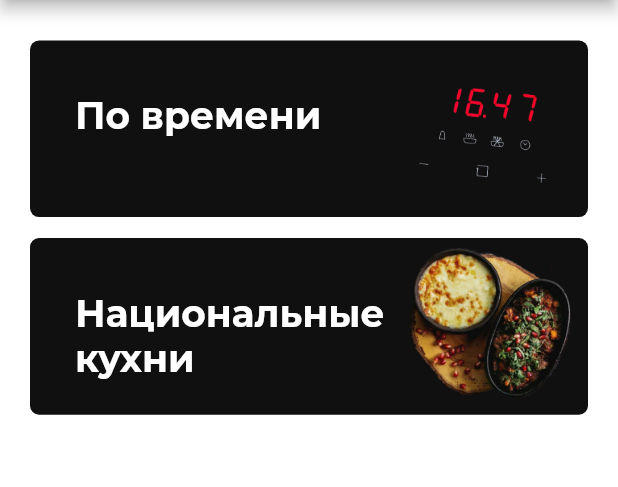
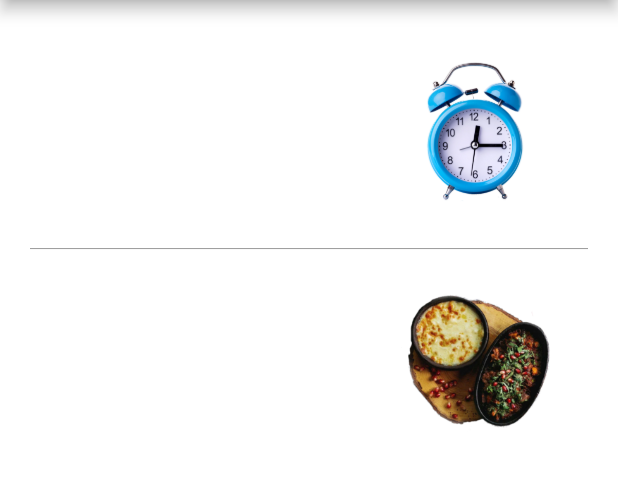
Before and after one commit to OlesiaPalchunova/voice-recipe, a Flutter app: the screen it shows after launch, in the side drawer, after a tap on "Подборки", on a phone screen of 412 x 824 dp, the part 84-571 px from its top. Run offline on Flutter 3.47's test engine with Material 2 defaults, Android fonts, the phone set to English and light mode, and no system bars; our stand-ins replace audioplayers, flutter_local_notifications, flutter_tts, shared_preferences, speech_to_text, timezone; project files that could hold a hidden picture were left out.

Commit message:
added better styles for sets

```diff
--- a/lib/components/sets/set_header_card.dart
+++ b/lib/components/sets/set_header_card.dart
@@ -82,7 +82,7 @@ class _SetHeaderCardState extends State<SetHeaderCard>
           child: Card(
                 color: Colors.white.withOpacity(0),
                 elevation: 0,
-                margin: const EdgeInsets.symmetric(vertical: 7),
+                margin: const EdgeInsets.symmetric(vertical: Config.margin),
                 child: Column(
                   children: [
                     Stack(children: [
@@ -92,7 +92,8 @@ class _SetHeaderCardState extends State<SetHeaderCard>
                           height: Config.pageHeight(context) / 7,
                           decoration: BoxDecoration(
                               borderRadius: BorderRadius.circular(Config.borderRadius),
-                              color: const Color(0xff101010),
+                              color: _isPressed ? Config.backgroundColor() :
+                                      Config.iconBackColor(),
                               boxShadow: _isPressed ?
                                   [
                                     const BoxShadow(
@@ -113,6 +114,8 @@ class _SetHeaderCardState extends State<SetHeaderCard>
                                       BorderRadius.circular(Config.borderRadius),
                                   child: Image(
                                     image: AssetImage(widget.set.imageUrl),
+                                    height: _isPressed ? Config.pageHeight(context) / 7
+                                          : Config.pageHeight(context) / 8,
                                     // fit: BoxFit.fitWidth,
                                   )),
                             ],
@@ -140,9 +143,4 @@ class _SetHeaderCardState extends State<SetHeaderCard>
           ),
         );
   }
-
-  void _navigateToSet(BuildContext context, RecipesSet set) {
-    Navigator.of(context)
-        .push(MaterialPageRoute(builder: (context) => SetScreen(set: set)));
-  }
 }
--- a/lib/screens/sets_list_screen.dart
+++ b/lib/screens/sets_list_screen.dart
@@ -46,10 +46,17 @@ class _SetsListScreen extends State<SetsListScreen> {
                       physics: const BouncingScrollPhysics(),
                       padding: const EdgeInsets.all(20),
                       itemCount: sets.length,
-                      itemBuilder: (_, index) => SetHeaderCard(
-                        set: sets[index],
-                        onTap: () {
-                        },
+                      itemBuilder: (_, index) => Column(
+                        children: [
+                          SetHeaderCard(
+                            set: sets[index],
+                            onTap: () {
+                            },
+                          ),
+                          index < sets.length - 1 ? Divider(
+                            color: Config.iconColor().withOpacity(0.4)
+                          ) : Container()
+                        ],
                       )
                     ),
                   ),
```
Also changed, not shown: lib/components/sets/sets_options_list.dart (+19 -9 lines), lib/model/recipes_info.dart (+15 -13 lines), lib/model/sets_info.dart (+9 -7 lines), lib/screens/set_screen.dart (+52 -3 lines), assets/images/sets/clock.png (added).
